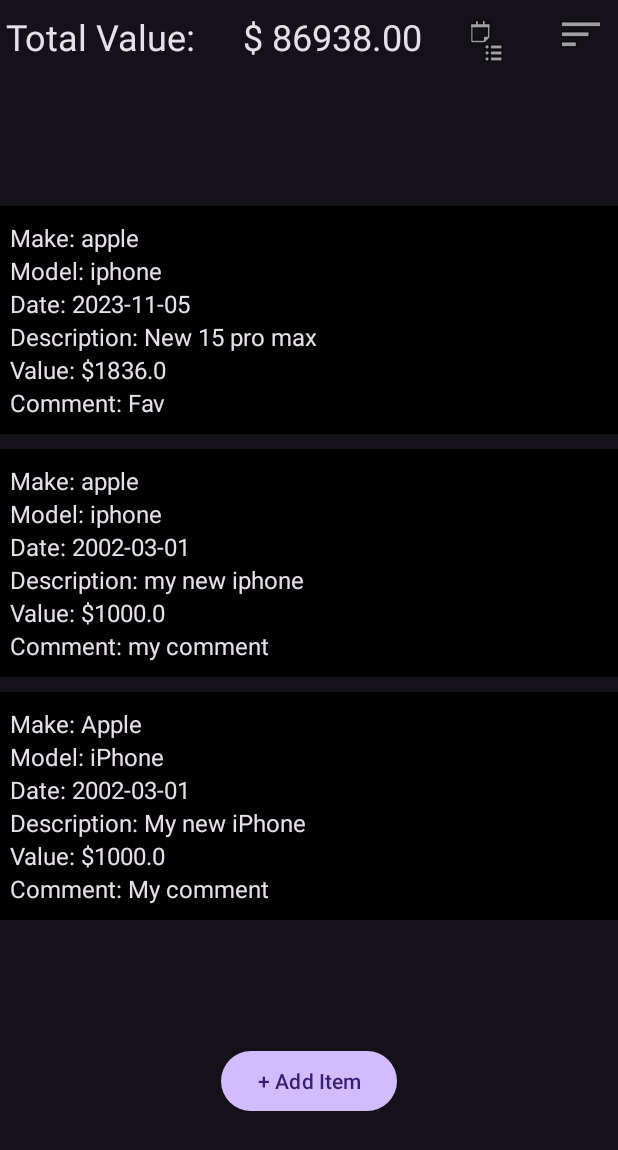
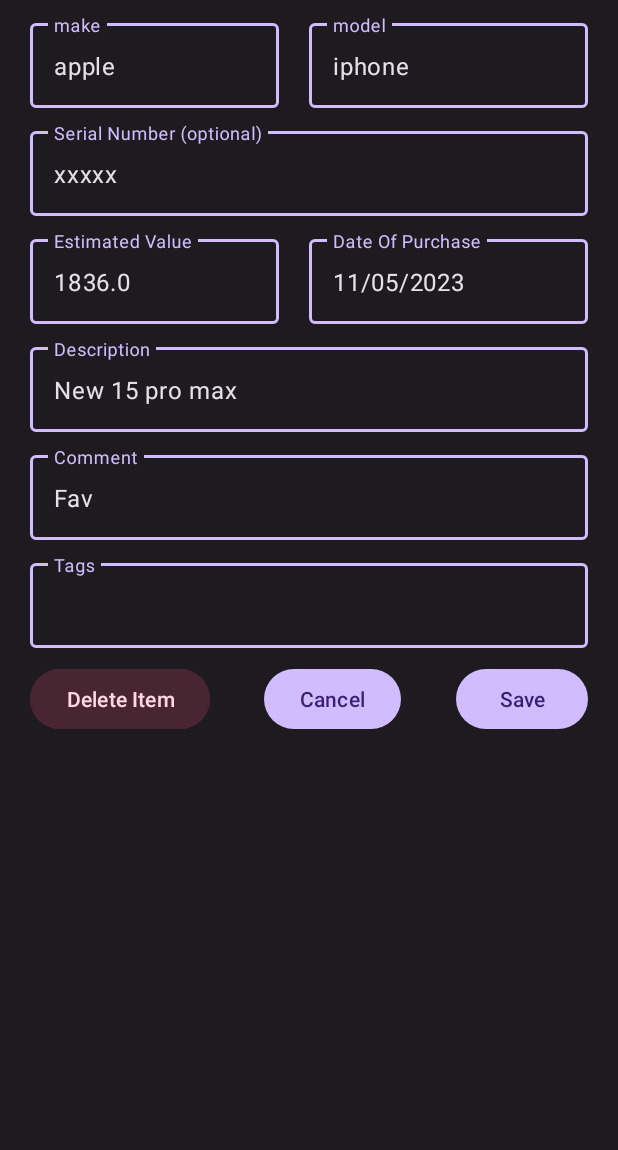
Before and after one commit to CMPUT301F23T07/pocket-inventory, an Android app: the screen it shows after launch (HomePageActivity before the commit, ItemAddActivity after it), after a tap on an icon or button, on a phone screen of 412 x 824 dp. Shown: the top 1150 px of the screen. Run offline under Robolectric (Android 15) with nearby library versions, the phone set to English and light mode, and no system bars.

Commit message:
Add item view on click

```diff
--- a/app/src/main/java/com/example/pocketinventory/ItemAdapter.java
+++ b/app/src/main/java/com/example/pocketinventory/ItemAdapter.java
@@ -2,6 +2,7 @@
 
 
 import android.content.Context;
+import android.content.Intent;
 import android.view.ActionMode;
 import android.view.LayoutInflater;
 import android.view.Menu;
@@ -83,6 +84,7 @@
         Item item = data.get(position);
         // Bind the data item to the ViewHolder, updating the view
         holder.bind(item);
+
         // Set up a long click listener to initiate ActionMode for item selection
         // Reference: https://youtu.be/Uld0N4ofgWQ?si=5ZYiswWMMzLF1FcL
         // Used the above resource's code structure to compelete the functionality below:
@@ -229,6 +231,11 @@
                 if (isEnable){
                     // Handle item selection when ActionMode is enabled
                     ClickItem(holder);
+                } else {
+                    // Go to the item details page when ActionMode is not enabled
+                    Intent intent = new Intent(context, ItemAddActivity.class);
+                    intent.putExtra("item", item);
+                    context.startActivity(intent);
                 }
             }
         });
--- a/app/src/main/java/com/example/pocketinventory/ItemAddActivity.java
+++ b/app/src/main/java/com/example/pocketinventory/ItemAddActivity.java
@@ -18,6 +18,8 @@
 import com.google.android.material.textfield.TextInputEditText;
 import com.google.android.material.textfield.TextInputLayout;
 
+import java.text.DateFormat;
+import java.text.SimpleDateFormat;
 import java.util.Calendar;
 import java.util.Date;
 
@@ -25,6 +27,8 @@
  * This class is the activity that allows the user to add a new item to the inventory.
  */
 public class ItemAddActivity extends AppCompatActivity {
+
+    private boolean isEditing = false;
 
     /**
      * This method is called when the activity is created. It sets up the buttons and text fields
@@ -41,6 +45,12 @@
 
         Button cancelButton = findViewById(R.id.cancel_button);
         Button addButton = findViewById(R.id.add_button);
+        Button deleteButton = findViewById(R.id.delete_button);
+        View deleteButtonSpacer = findViewById(R.id.delete_button_spacer);
+        // Delete button is only visible if the user is editing an item
+        deleteButton.setVisibility(View.GONE);
+        deleteButtonSpacer.setVisibility(View.GONE);
+
 
         TextInputLayout makeInput = findViewById(R.id.make_text);
         TextInputLayout modelInput = findViewById(R.id.model_text);
@@ -49,6 +59,26 @@
         TextInputLayout dateOfPurchaseInput = findViewById(R.id.date_of_purchase_text);
         TextInputLayout descriptionInput = findViewById(R.id.description_text);
         TextInputLayout commentInput = findViewById(R.id.comment_text);
+
+        // Check if an item was passed in from the previous activity
+        Intent intent = getIntent();
+        Item item = intent.getParcelableExtra("item");
+        if (item != null) {
+            isEditing = true;
+            addButton.setText("Save");
+            deleteButton.setVisibility(View.VISIBLE);
+            deleteButtonSpacer.setVisibility(View.VISIBLE);
+
+            // If an item was passed in, set the text fields to the item's values
+            makeInput.getEditText().setText(item.getMake());
+            modelInput.getEditText().setText(item.getModel());
+            serialInput.getEditText().setText(item.getSerialNumber());
+            estimatedValueInput.getEditText().setText(String.valueOf(item.getValue()));
+            DateFormat dateFormat = new SimpleDateFormat("MM/dd/yyyy");
+            dateOfPurchaseInput.getEditText().setText(dateFormat.format(item.getDate()));
+            descriptionInput.getEditText().setText(item.getDescription());
+            commentInput.getEditText().setText(item.getComment());
+        }
 
         cancelButton.setOnClickListener(new View.OnClickListener() {
             @Override
--- a/app/src/main/res/layout/activity_item_add.xml
+++ b/app/src/main/res/layout/activity_item_add.xml
@@ -106,8 +106,7 @@
                 android:layout_width="match_parent"
                 android:layout_height="wrap_content"
                 android:inputType="numberDecimal"
-                android:digits="0123456789."
-                android:contentDescription="Estimated Value"/>
+                android:digits="0123456789." />
 
         </com.google.android.material.textfield.TextInputLayout>
 
@@ -223,6 +222,19 @@
         android:layout_marginRight="20dp"
         >
         <Button
+            android:id="@+id/delete_button"
+            android:layout_width="wrap_content"
+            android:layout_height="wrap_content"
+            android:backgroundTint="?attr/colorOnTertiary"
+            android:text="Delete Item"
+            android:textColor="?attr/colorOnTertiaryContainer"
+            />
+        <View
+            android:id="@+id/delete_button_spacer"
+            android:layout_width="0dp"
+            android:layout_height="0dp"
+            android:layout_weight="1" />
+        <Button
             android:id="@+id/cancel_button"
             android:layout_width="wrap_content"
             android:layout_height="wrap_content"
```
